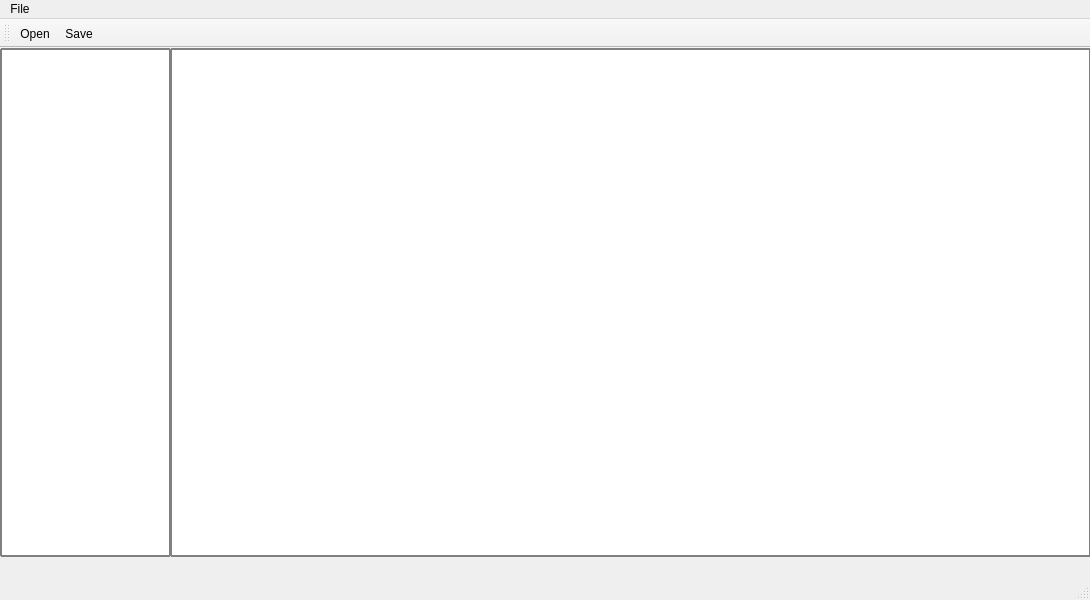
Before: the Qt Designer form ProcImageLEEM/mainwindow.ui in welintonandrey/ProcImageLEEM, drawn with Qt 5.
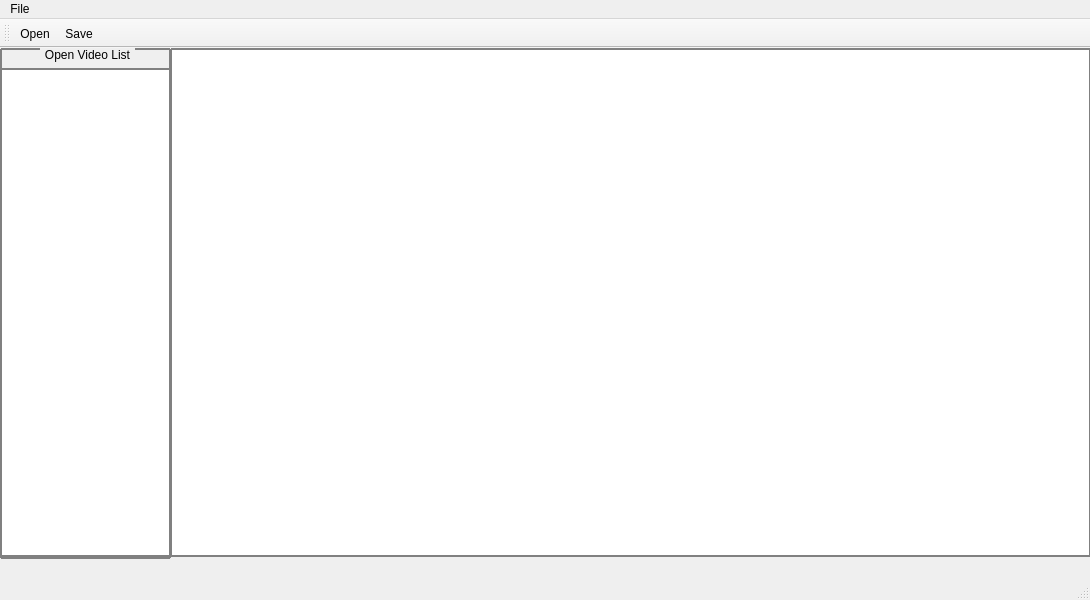
After: the same form once the commit is applied. Icons and pictures are not drawn.

Commit message: Adjust current windows in QMdiArea

```diff
--- a/ProcImageLEEM/mainwindow.ui
+++ b/ProcImageLEEM/mainwindow.ui
@@ -67,7 +67,7 @@
      </brush>
     </property>
    </widget>
-   <widget class="QListView" name="listOpenVideo">
+   <widget class="QGroupBox" name="gbListOpenVideo">
     <property name="geometry">
      <rect>
       <x>0</x>
@@ -76,34 +76,38 @@
       <height>511</height>
      </rect>
     </property>
-    <property name="sizePolicy">
-     <sizepolicy hsizetype="Preferred" vsizetype="Preferred">
-      <horstretch>0</horstretch>
-      <verstretch>0</verstretch>
-     </sizepolicy>
-    </property>
-    <property name="minimumSize">
-     <size>
-      <width>0</width>
-      <height>411</height>
-     </size>
-    </property>
-    <property name="maximumSize">
-     <size>
-      <width>171</width>
-      <height>16777215</height>
-     </size>
-    </property>
     <property name="styleSheet">
-     <string notr="true">QListView{
+     <string notr="true">QGroupBox{
+	border:2px solid gray;
+	border-radius:1px;
+} 
+
+QGroupBox::title{
+	subcontrol-origin: margin;
+	subcontrol-position:top center;
+	padding:0 3px;
+}</string>
+    </property>
+    <property name="title">
+     <string>Open Video List</string>
+    </property>
+    <widget class="QListWidget" name="listOpenVid">
+     <property name="geometry">
+      <rect>
+       <x>0</x>
+       <y>20</y>
+       <width>171</width>
+       <height>491</height>
+      </rect>
+     </property>
+     <property name="styleSheet">
+      <string notr="true">QListWidget{
 	border:2px solid gray;
 	border-radius:1px;
 	margin-bottom: 2px;
 }</string>
-    </property>
-    <property name="sizeAdjustPolicy">
-     <enum>QAbstractScrollArea::AdjustToContents</enum>
-    </property>
+     </property>
+    </widget>
    </widget>
   </widget>
   <widget class="QMenuBar" name="menuBar">
```
Left out of the diff: 3 changed lines with no effect on the pictures. The commit also changes 10 other files.
